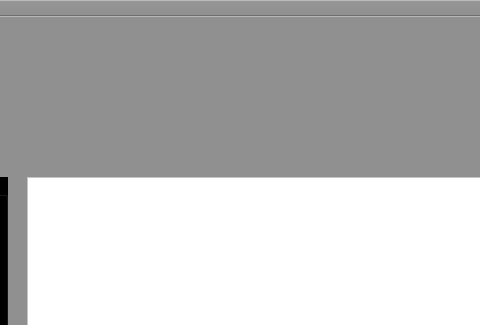
This is mainwindow.ui in Carragher/awesum-o as Qt 5 draws it before an edit; both pictures show x 213 to 693 and y 0 to 325 of the 1052 by 710 pixel window. The edited form follows.
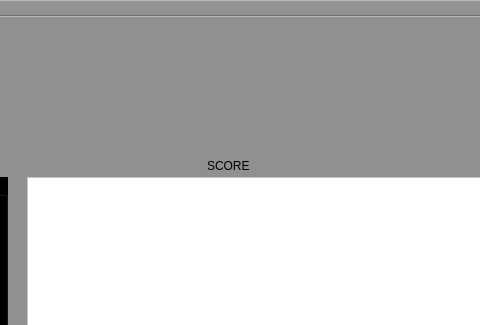
This is the edited form. Icons and pictures are not drawn.

Commit message: score method and labels are up and running

The edit to the form file:
```diff
--- a/mainwindow.ui
+++ b/mainwindow.ui
@@ -132,6 +132,19 @@
      <string notr="true">background-color:white</string>
     </property>
    </widget>
+   <widget class="QLabel" name="scoreLbl">
+    <property name="geometry">
+     <rect>
+      <x>420</x>
+      <y>140</y>
+      <width>66</width>
+      <height>17</height>
+     </rect>
+    </property>
+    <property name="text">
+     <string>SCORE</string>
+    </property>
+   </widget>
   </widget>
   <widget class="QMenuBar" name="menuBar">
    <property name="geometry">
```
The commit also changes 4 other files.
